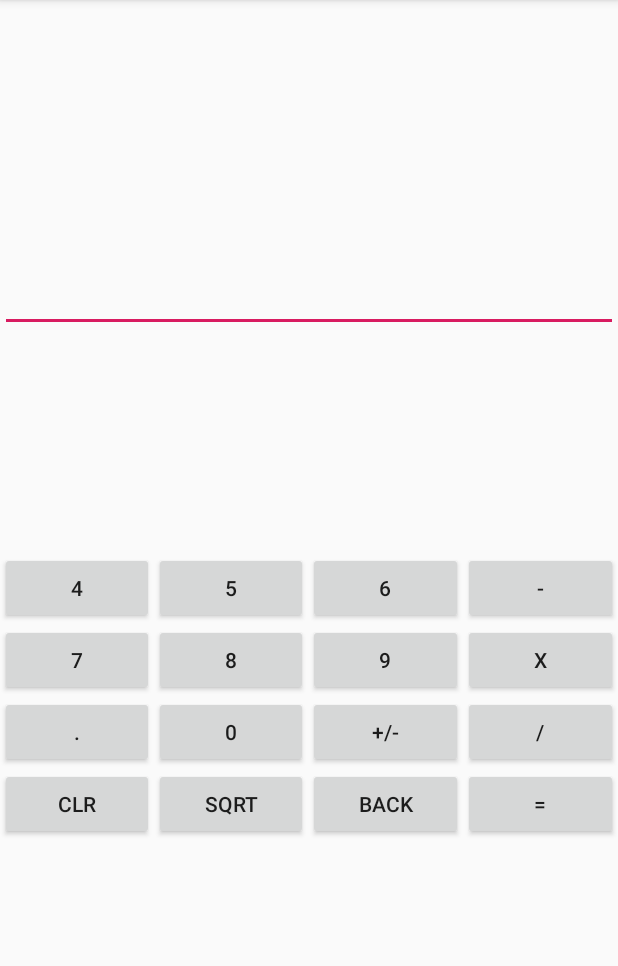
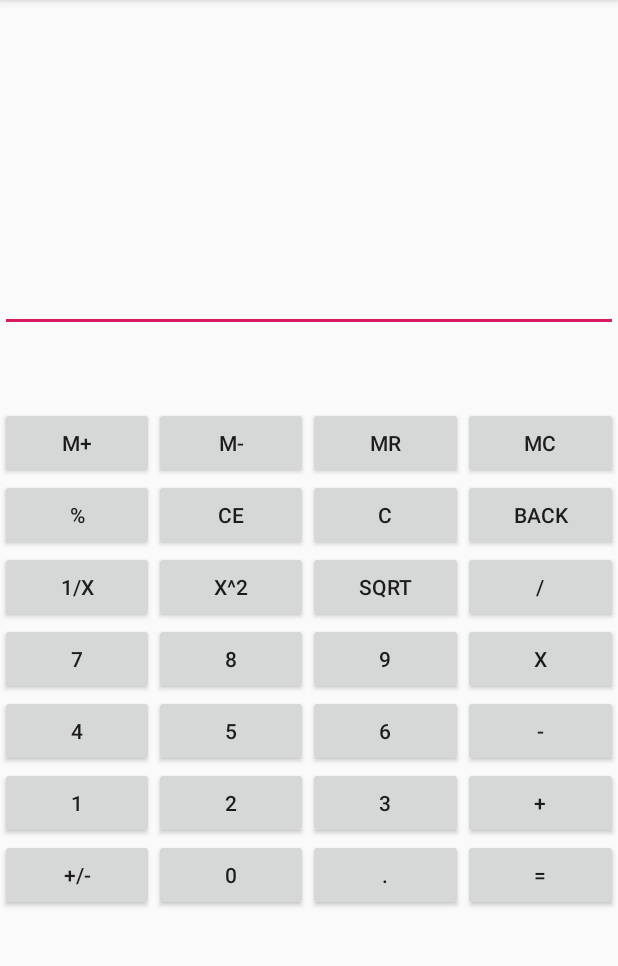
Before and after one commit to swimshark4/Calculator, an Android app: the screen it shows after launch (MainActivity), on a phone screen of 412 x 824 dp, the part 84-1050 px from its top. Run offline under Robolectric (Android 15) with nearby library versions, the phone set to English and light mode, and no system bars.

Commit message:
Updated the layout to mirror the Windows 10 calculator. The layout of buttons and adding more functionality was getting ugly.

```diff
--- a/app/src/main/res/layout/activity_main.xml
+++ b/app/src/main/res/layout/activity_main.xml
@@ -47,16 +47,17 @@
         app:layout_constraintStart_toStartOf="parent"
         app:layout_constraintTop_toBottomOf="@+id/txtOperand2" />
 
+    // Layout-1
     <LinearLayout
-        android:id="@+id/layoutMemory"
+        android:id="@+id/layout1"
         android:layout_width="match_parent"
         android:layout_height="wrap_content"
-        android:layout_marginTop="150dp"
+        android:layout_marginTop="50dp"
         android:layout_marginBottom="470dp"
         android:orientation="horizontal"
-        app:layout_constraintBottom_toBottomOf="parent"
-        app:layout_constraintTop_toTopOf="@id/txtOperand1">
+        app:layout_constraintTop_toBottomOf="@id/txtOperand1">
 
+        // M+
         <Button
             android:id="@+id/btnMemoryPlus"
             android:layout_width="wrap_content"
@@ -64,6 +65,7 @@
             android:layout_weight="1"
             android:text="M+" />
 
+        // M-
         <Button
             android:layout_width="wrap_content"
             android:layout_height="wrap_content"
@@ -71,6 +73,7 @@
             android:layout_weight="1"
             android:text="M-" />
 
+        // MR
         <Button
             android:layout_width="wrap_content"
             android:layout_height="wrap_content"
@@ -78,6 +81,7 @@
             android:layout_weight="1"
             android:text="MR" />
 
+        // MC
         <Button
             android:layout_width="wrap_content"
             android:layout_height="wrap_content"
@@ -87,52 +91,141 @@
 
     </LinearLayout>
 
+    // Layout-2
     <LinearLayout
-        android:id="@+id/layoutTop"
+        android:id="@+id/layout2"
         android:layout_width="match_parent"
         android:layout_height="wrap_content"
-        android:layout_marginTop="150dp"
-        android:layout_marginBottom="470dp"
         android:orientation="horizontal"
-        app:layout_constraintBottom_toBottomOf="parent"
-        app:layout_constraintTop_toTopOf="@id/layoutMemory">
+        app:layout_constraintTop_toBottomOf="@+id/layout1">
 
+
+        // % (Percent)
         <Button
-            android:id="@+id/btn1"
+
             android:layout_width="wrap_content"
             android:layout_height="wrap_content"
             android:layout_weight="1"
-            android:text="1" />
+            android:text="%" />
 
+        // CE
         <Button
-            android:id="@+id/btn2"
+            android:id="@+id/btnClearAll"
             android:layout_width="wrap_content"
             android:layout_height="wrap_content"
             android:layout_weight="1"
-            android:text="2" />
+            android:text="CE" />
 
+        // C
         <Button
-            android:id="@+id/btn3"
+            android:id="@+id/btnClear"
             android:layout_width="wrap_content"
             android:layout_height="wrap_content"
             android:layout_weight="1"
-            android:text="3" />
+            android:text="C" />
 
+        // Backspace
         <Button
-            android:id="@+id/btnAddition"
+            android:id="@+id/btnBackspace"
             android:layout_width="wrap_content"
             android:layout_height="wrap_content"
             android:layout_weight="1"
-            android:text="+" />
+            android:text="Back" />
+
     </LinearLayout>
 
+    // Layout-3
     <LinearLayout
-        android:id="@+id/layout2nd"
+        android:id="@+id/layout3"
         android:layout_width="match_parent"
         android:layout_height="wrap_content"
         android:orientation="horizontal"
-        app:layout_constraintTop_toBottomOf="@+id/layoutTop">
+        app:layout_constraintTop_toBottomOf="@+id/layout2">
 
+        // 1/x
+        <Button
+            android:id="@+id/btn1divX"
+            android:layout_width="wrap_content"
+            android:layout_height="wrap_content"
+            android:layout_weight="1"
+            android:text="1/x" />
+
+        // x^2
+        <Button
+            android:id="@+id/btnXsqrd"
+            android:layout_width="wrap_content"
+            android:layout_height="wrap_content"
+            android:layout_weight="1"
+            android:text="x^2" />
+
+        // sqrt
+        <Button
+            android:id="@+id/btnSqrt"
+            android:layout_width="wrap_content"
+            android:layout_height="wrap_content"
+            android:layout_weight="1"
+            android:text="SQRT" />
+
+        // Divide
+        <Button
+            android:id="@+id/btnDivision"
+            android:layout_width="wrap_content"
+            android:layout_height="wrap_content"
+            android:layout_weight="1"
+            android:text="/" />
+    </LinearLayout>
+
+    // Layout-789'x'
+    <LinearLayout
+        android:id="@+id/layout4"
+        android:layout_width="match_parent"
+        android:layout_height="wrap_content"
+        android:orientation="horizontal"
+        app:layout_constraintTop_toBottomOf="@+id/layout3"
+        tools:layout_editor_absoluteX="204dp">
+
+        // 7
+        <Button
+            android:id="@+id/btn7"
+            android:layout_width="wrap_content"
+            android:layout_height="wrap_content"
+            android:layout_weight="1"
+            android:text="7" />
+
+        // 8
+        <Button
+            android:id="@+id/btn8"
+            android:layout_width="wrap_content"
+            android:layout_height="wrap_content"
+            android:layout_weight="1"
+            android:text="8" />
+
+        // 9
+        <Button
+            android:id="@+id/btn9"
+            android:layout_width="wrap_content"
+            android:layout_height="wrap_content"
+            android:layout_weight="1"
+            android:text="9" />
+
+        // X
+        <Button
+            android:id="@+id/btnMultiplication"
+            android:layout_width="wrap_content"
+            android:layout_height="wrap_content"
+            android:layout_weight="1"
+            android:text="x" />
+    </LinearLayout>
+
+    // Layout-456'-'
+    <LinearLayout
+        android:id="@+id/layout5"
+        android:layout_width="match_parent"
+        android:layout_height="wrap_content"
+        android:orientation="horizontal"
+        app:layout_constraintTop_toBottomOf="@+id/layout4">
+
+        // 4
         <Button
             android:id="@+id/btn4"
             android:layout_width="wrap_content"
@@ -140,6 +233,7 @@
             android:layout_weight="1"
             android:text="4" />
 
+        // 5
         <Button
             android:id="@+id/btn5"
             android:layout_width="wrap_content"
@@ -147,6 +241,7 @@
             android:layout_weight="1"
             android:text="5" />
 
+        // 6
         <Button
             android:id="@+id/btn6"
             android:layout_width="wrap_content"
@@ -154,6 +249,7 @@
             android:layout_weight="1"
             android:text="6" />
 
+        // -
         <Button
             android:id="@+id/btnSubtraction"
             android:layout_width="wrap_content"
@@ -162,50 +258,73 @@
             android:text="-" />
     </LinearLayout>
 
+    // Layout-123'+'
     <LinearLayout
-        android:id="@+id/layout3rd"
+        android:id="@+id/layout6"
         android:layout_width="match_parent"
         android:layout_height="wrap_content"
         android:orientation="horizontal"
-        app:layout_constraintTop_toBottomOf="@+id/layout2nd"
-        tools:layout_editor_absoluteX="204dp">
+        app:layout_constraintTop_toBottomOf="@+id/layout5">
 
+        // 1
         <Button
-            android:id="@+id/btn7"
+            android:id="@+id/btn1"
             android:layout_width="wrap_content"
             android:layout_height="wrap_content"
             android:layout_weight="1"
-            android:text="7" />
+            android:text="1" />
 
+        // 2
         <Button
-            android:id="@+id/btn8"
+            android:id="@+id/btn2"
             android:layout_width="wrap_content"
             android:layout_height="wrap_content"
             android:layout_weight="1"
-            android:text="8" />
+            android:text="2" />
 
+        // 3
         <Button
-            android:id="@+id/btn9"
+            android:id="@+id/btn3"
             android:layout_width="wrap_content"
             android:layout_height="wrap_content"
             android:layout_weight="1"
-            android:text="9" />
+            android:text="3" />
 
+        // Plus
         <Button
-            android:id="@+id/btnMultiplication"
+            android:id="@+id/btnAddition"
             android:layout_width="wrap_content"
             android:layout_height="wrap_content"
             android:layout_weight="1"
-            android:text="x" />
+            android:text="+" />
+
     </LinearLayout>
 
+    // +/- 0 . =
     <LinearLayout
-        android:id="@+id/layout4th"
+        android:id="@+id/layoutBottom"
         android:layout_width="match_parent"
         android:layout_height="wrap_content"
         android:orientation="horizontal"
-        app:layout_constraintTop_toBottomOf="@+id/layout3rd">
+        app:layout_constraintTop_toBottomOf="@+id/layout6">
 
+        // +/-
+        <Button
+            android:id="@+id/btnPosNeg"
+            android:layout_width="wrap_content"
+            android:layout_height="wrap_content"
+            android:layout_weight="1"
+            android:text="+/-" />
+
+        // 0
+        <Button
+            android:id="@+id/btn0"
+            android:layout_width="wrap_content"
+            android:layout_height="wrap_content"
+            android:layout_weight="1"
+            android:text="0" />
+
+        // Decimal '.'
         <Button
             android:id="@+id/btnDecimal"
             android:layout_width="wrap_content"
@@ -213,58 +332,7 @@
             android:layout_weight="1"
             android:text="." />
 
-        <Button
-            android:id="@+id/btn0"
-            android:layout_width="wrap_content"
-            android:layout_height="wrap_content"
-            android:layout_weight="1"
-            android:text="0" />
-
-        <Button
-            android:id="@+id/btnPosNeg"
-            android:layout_width="wrap_content"
-            android:layout_height="wrap_content"
-            android:layout_weight="1"
-            android:text="+/-" />
-
-        <Button
-            android:id="@+id/btnDivision"
-            android:layout_width="wrap_content"
-            android:layout_height="wrap_content"
-            android:layout_weight="1"
-            android:text="/" />
-    </LinearLayout>
-
-    <LinearLayout
-        android:id="@+id/layout5th"
-        android:layout_width="match_parent"
-        android:layout_height="wrap_content"
-        android:orientation="horizontal"
-        app:layout_constraintTop_toBottomOf="@+id/layout4th">
-
-
-
-        <Button
-            android:id="@+id/btnClear"
-            android:layout_width="wrap_content"
-            android:layout_height="wrap_content"
-            android:layout_weight="1"
-            android:text="CLR" />
-
-        <Button
-            android:id="@+id/btnSqrt"
-            android:layout_width="wrap_content"
-            android:layout_height="wrap_content"
-            android:layout_weight="1"
-            android:text="SQRT" />
-
-        <Button
-            android:id="@+id/btnBackspace"
-            android:layout_width="wrap_content"
-            android:layout_height="wrap_content"
-            android:layout_weight="1"
-            android:text="Back" />
-
+        // '='
         <Button
             android:id="@+id/btnEquals"
             android:layout_width="wrap_content"
```
